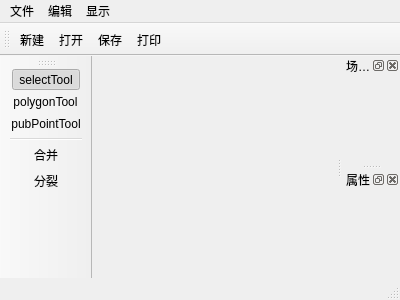
This is mainwindow.ui in wolfwind521/IndoorMapEditor as Qt 5 draws it before an edit. The edited form follows.
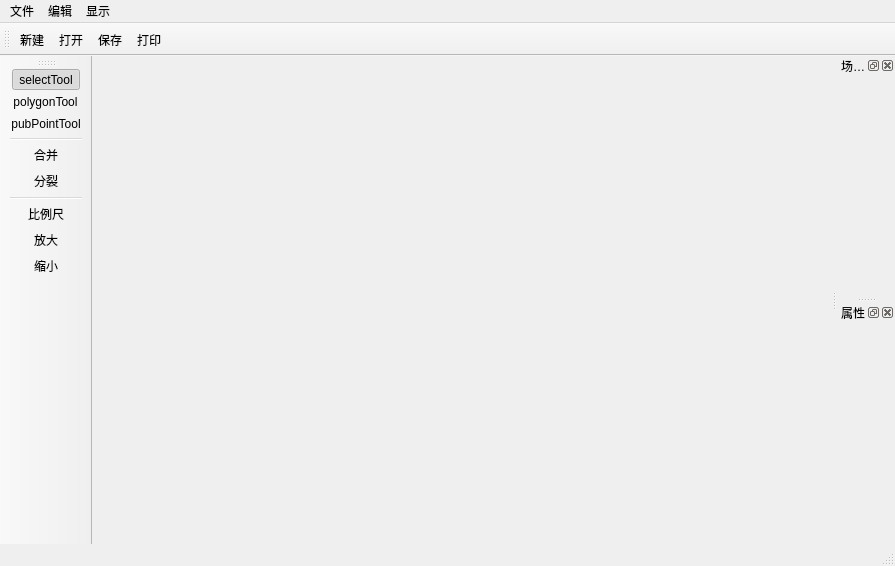
This is the edited form. Icons and pictures are not drawn.

Commit message: scale tool

Diff of the .ui file:
```diff
--- a/mainwindow.ui
+++ b/mainwindow.ui
@@ -6,8 +6,8 @@
    <rect>
     <x>0</x>
     <y>0</y>
-    <width>400</width>
-    <height>300</height>
+    <width>895</width>
+    <height>566</height>
    </rect>
   </property>
   <property name="windowTitle">
@@ -19,7 +19,7 @@
     <rect>
      <x>0</x>
      <y>0</y>
-     <width>400</width>
+     <width>895</width>
      <height>22</height>
     </rect>
    </property>
@@ -95,6 +95,10 @@
    <addaction name="separator"/>
    <addaction name="actionMergeTool"/>
    <addaction name="actionSplitTool"/>
+   <addaction name="separator"/>
+   <addaction name="actionScaleTool"/>
+   <addaction name="actionZoomIn"/>
+   <addaction name="actionZoomOut"/>
   </widget>
   <widget class="QDockWidget" name="dockTreeWidget">
    <property name="windowTitle">
@@ -437,6 +441,21 @@
     <string>分裂店铺工具</string>
    </property>
   </action>
+  <action name="actionScaleTool">
+   <property name="checkable">
+    <bool>true</bool>
+   </property>
+   <property name="icon">
+    <iconset resource="IndoorMapEditor.qrc">
+     <normaloff>:/src/icon/scale.png</normaloff>:/src/icon/scale.png</iconset>
+   </property>
+   <property name="text">
+    <string>比例尺</string>
+   </property>
+   <property name="toolTip">
+    <string>比例尺工具</string>
+   </property>
+  </action>
  </widget>
  <layoutdefault spacing="6" margin="11"/>
  <resources>
```
The commit also changes 29 other files.
